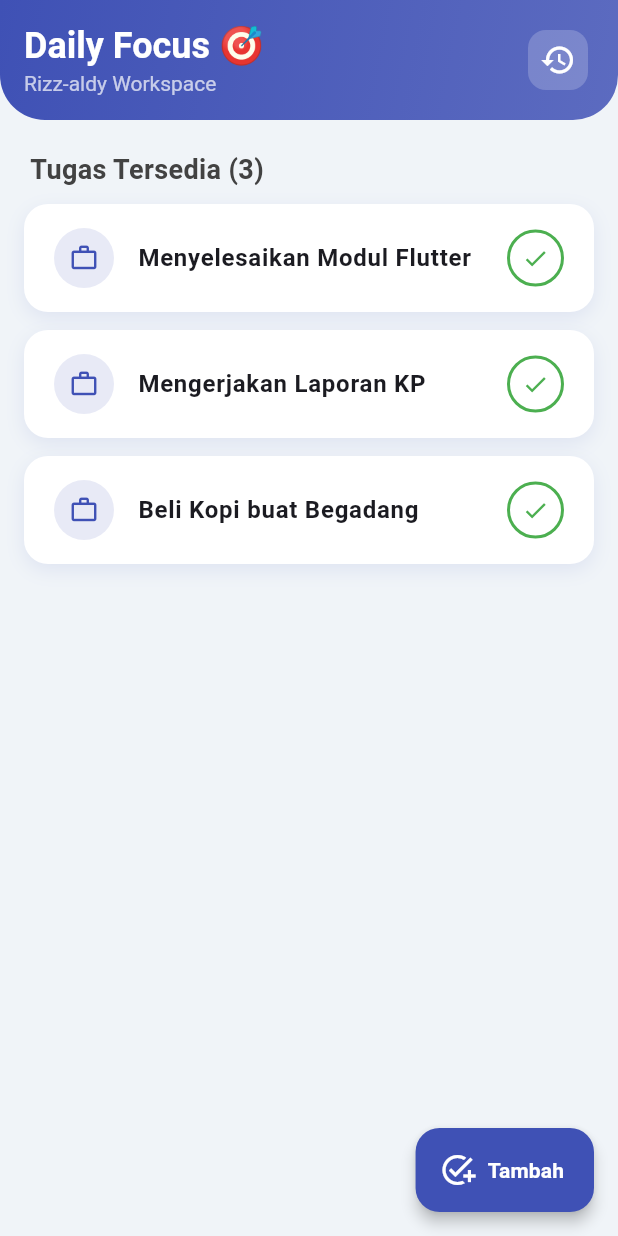
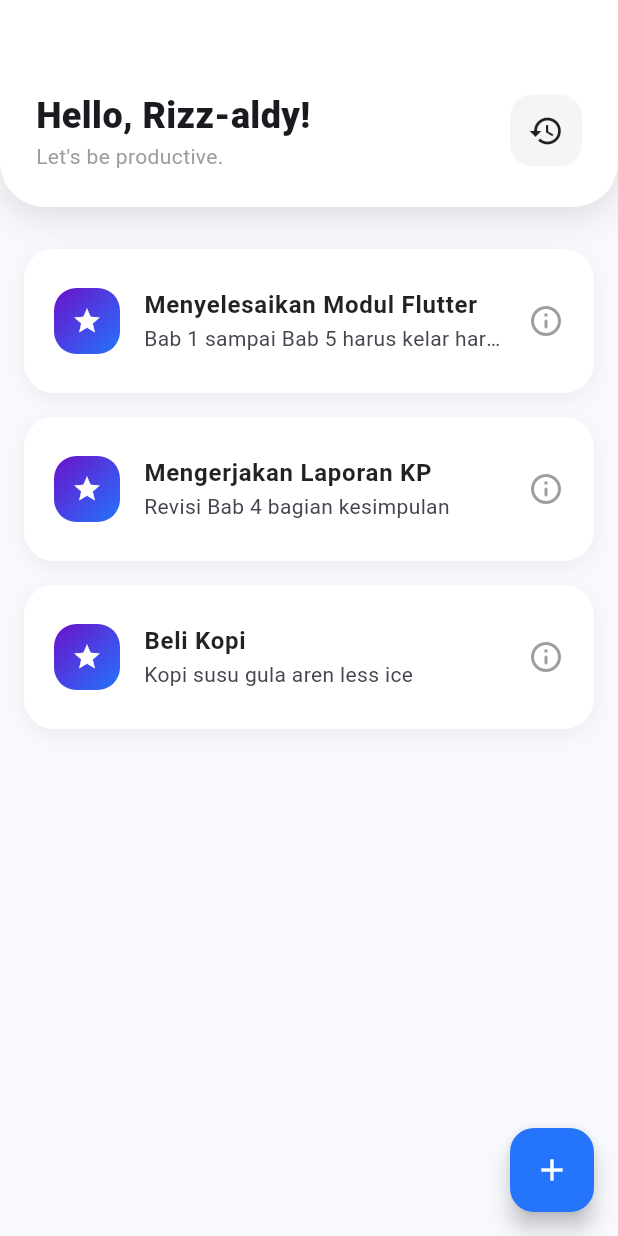
Before and after one commit to IXALS/Todo-list-application, a Flutter app: the screen it shows after launch, on a phone screen of 412 x 824 dp. Run offline on Flutter 3.47's test engine with Material 3 defaults, Android fonts, the phone set to English and light mode, and no system bars.

Commit message:
Major Upgrade: UI Premium, History Feature, & Detail View

```diff
--- a/lib/main.dart
+++ b/lib/main.dart
@@ -16,9 +16,10 @@ class MyApp extends StatelessWidget {
       theme: ThemeData(
         useMaterial3: true,
         colorScheme: ColorScheme.fromSeed(
-          seedColor: Colors.indigo,
+          seedColor: const Color(0xFF2575FC),
           brightness: Brightness.light,
         ),
+        fontFamily: 'Roboto',
       ),
       home: const TodoListScreen(),
     );
--- a/lib/screens/home_screen.dart
+++ b/lib/screens/home_screen.dart
@@ -10,59 +10,101 @@ class TodoListScreen extends StatefulWidget {
 }
 
 class _TodoListScreenState extends State<TodoListScreen> {
-  final GlobalKey<AnimatedListState> _listKey = GlobalKey<AnimatedListState>();
-
+  // DATA DISIMPAN SEBAGAI: "Judul|||Deskripsi"
   final List<String> _tugasRizzaldy = [
-    'Menyelesaikan Modul Flutter',
-    'Mengerjakan Laporan KP',
-    'Beli Kopi buat Begadang',
+    'Menyelesaikan Modul Flutter|||Bab 1 sampai Bab 5 harus kelar hari ini',
+    'Mengerjakan Laporan KP|||Revisi Bab 4 bagian kesimpulan',
+    'Beli Kopi|||Kopi susu gula aren less ice',
   ];
 
   final List<String> _riwayatRizzaldy = [];
-  final TextEditingController _inputController = TextEditingController();
+  final TextEditingController _judulController = TextEditingController();
+  final TextEditingController _deskripsiController = TextEditingController();
+
+  // --- LOGIKA ---
 
   void _tambahTugas() {
-    if (_inputController.text.isNotEmpty) {
-      _tugasRizzaldy.insert(0, _inputController.text);
-      _listKey.currentState?.insertItem(0, duration: const Duration(milliseconds: 600));
-      _inputController.clear();
+    if (_judulController.text.isNotEmpty) {
+      // GABUNGKAN JUDUL DAN DESKRIPSI DENGAN '|||'
+      String fullData = "${_judulController.text}|||${_deskripsiController.text}";
+
+      setState(() {
+        _tugasRizzaldy.insert(0, fullData);
+      });
+      _judulController.clear();
+      _deskripsiController.clear();
       Navigator.of(context).pop();
     }
   }
 
-  void _selesaikanTugas(int index) {
-    String tugasSelesai = _tugasRizzaldy[index];
+  void _geserSelesai(int index) {
+    String data = _tugasRizzaldy[index];
+    setState(() {
+      _tugasRizzaldy.removeAt(index);
+      _riwayatRizzaldy.insert(0, data);
+    });
+    // Feedback
+    ScaffoldMessenger.of(context).showSnackBar(const SnackBar(content: Text("Mantap! Tugas Selesai ✅"), backgroundColor: Colors.green));
+  }
 
-    _listKey.currentState?.removeItem(
-      index,
-      (context, animation) => TodoItem(
-        task: tugasSelesai,
-        animation: animation,
-        index: index,
-        onCompleted: () {},
-        isRemoving: true
-      ),
-      duration: const Duration(milliseconds: 500),
-    );
-
+  void _geserHapus(int index) {
+    String data = _tugasRizzaldy[index];
+    setState(() {
       _tugasRizzaldy.removeAt(index);
-
-    setState(() {
-      _riwayatRizzaldy.insert(0, tugasSelesai);
     });
-
+    // Feedback Undo
     ScaffoldMessenger.of(context).showSnackBar(
       SnackBar(
-        behavior: SnackBarBehavior.floating,
-        backgroundColor: Colors.indigo,
-        content: Row(
+        content: const Text("Tugas dihapus 🗑️"),
+        backgroundColor: Colors.redAccent,
+        action: SnackBarAction(
+          label: 'UNDO',
+          textColor: Colors.white,
+          onPressed: () => setState(() => _tugasRizzaldy.insert(index, data)),
+        ),
+      ),
+    );
+  }
+
+  // --- UI DIALOGS ---
+
+  void _lihatDetail(String taskString) {
+    List<String> parts = taskString.split('|||');
+    String title = parts[0];
+    String desc = parts.length > 1 && parts[1].isNotEmpty ? parts[1] : "Tidak ada deskripsi tambahan.";
+
+    showModalBottomSheet(
+      context: context,
+      backgroundColor: Colors.white,
+      shape: const RoundedRectangleBorder(borderRadius: BorderRadius.vertical(top: Radius.circular(25))),
+      builder: (context) {
+        return Padding(
+          padding: const EdgeInsets.all(30),
+          child: Column(
+            mainAxisSize: MainAxisSize.min,
+            crossAxisAlignment: CrossAxisAlignment.start,
             children: [
-            const Icon(Icons.check_circle, color: Colors.white),
-            const SizedBox(width: 10),
-            Expanded(child: Text('Selesai: "$tugasSelesai"')),
+              Row(
+                mainAxisAlignment: MainAxisAlignment.spaceBetween,
+                children: [
+                  const Text("Detail Tugas", style: TextStyle(color: Colors.grey, fontWeight: FontWeight.bold)),
+                  IconButton(onPressed: () => Navigator.pop(context), icon: const Icon(Icons.close)),
                 ],
               ),
+              const SizedBox(height: 10),
+              Text(title, style: const TextStyle(fontSize: 24, fontWeight: FontWeight.bold, color: Colors.black87)),
+              const SizedBox(height: 20),
+              Container(
+                width: double.infinity,
+                padding: const EdgeInsets.all(20),
+                decoration: BoxDecoration(color: Colors.blue[50], borderRadius: BorderRadius.circular(15)),
+                child: Text(desc, style: const TextStyle(fontSize: 16, color: Colors.black87, height: 1.5)),
               ),
+              const SizedBox(height: 20),
+            ],
+          ),
+        );
+      },
     );
   }
 
@@ -70,41 +112,53 @@ class _TodoListScreenState extends State<TodoListScreen> {
     showDialog(
       context: context,
       builder: (context) {
-        return AlertDialog(
-          backgroundColor: Colors.white,
-          surfaceTintColor: Colors.white,
-          title: const Text('✨ Target Baru', style: TextStyle(fontWeight: FontWeight.bold)),
-          content: TextField(
-            controller: _inputController,
+        return Dialog(
+          shape: RoundedRectangleBorder(borderRadius: BorderRadius.circular(20)),
+          child: Padding(
+            padding: const EdgeInsets.all(20),
+            child: Column(
+              mainAxisSize: MainAxisSize.min,
+              crossAxisAlignment: CrossAxisAlignment.start,
+              children: [
+                const Text("✨ Target Baru", style: TextStyle(fontSize: 20, fontWeight: FontWeight.bold)),
+                const SizedBox(height: 15),
+                // INPUT JUDUL
+                TextField(
+                  controller: _judulController,
                   autofocus: true,
-            style: const TextStyle(fontSize: 18),
                   decoration: InputDecoration(
-              hintText: "Apa rencanamu?",
-              filled: true,
-              fillColor: Colors.grey[100],
-              border: OutlineInputBorder(
-                borderRadius: BorderRadius.circular(15),
-                borderSide: BorderSide.none,
-              ),
-              prefixIcon: const Icon(Icons.edit_note, color: Colors.indigo),
+                    hintText: "Judul Tugas (Wajib)",
+                    filled: true, fillColor: Colors.grey[100],
+                    border: OutlineInputBorder(borderRadius: BorderRadius.circular(15), borderSide: BorderSide.none),
                   ),
                 ),
-          actions: [
-            TextButton(
-              onPressed: () => Navigator.of(context).pop(),
-              child: const Text('Batal', style: TextStyle(color: Colors.grey)),
+                const SizedBox(height: 10),
+                // INPUT DESKRIPSI
+                TextField(
+                  controller: _deskripsiController,
+                  maxLines: 3,
+                  decoration: InputDecoration(
+                    hintText: "Catatan tambahan (Opsional)...",
+                    filled: true, fillColor: Colors.grey[100],
+                    border: OutlineInputBorder(borderRadius: BorderRadius.circular(15), borderSide: BorderSide.none),
                   ),
-            ElevatedButton.icon(
+                ),
+                const SizedBox(height: 20),
+                Row(
+                  mainAxisAlignment: MainAxisAlignment.end,
+                  children: [
+                    TextButton(onPressed: () => Navigator.pop(context), child: const Text("Batal", style: TextStyle(color: Colors.grey))),
+                    const SizedBox(width: 10),
+                    ElevatedButton(
                       onPressed: _tambahTugas,
-              style: ElevatedButton.styleFrom(
-                backgroundColor: Colors.indigo,
-                foregroundColor: Colors.white,
-                shape: RoundedRectangleBorder(borderRadius: BorderRadius.circular(10)),
-              ),
-              icon: const Icon(Icons.rocket_launch, size: 18),
-              label: const Text('GASKAN'),
+                      style: ElevatedButton.styleFrom(backgroundColor: const Color(0xFF2575FC), foregroundColor: Colors.white),
+                      child: const Text("Simpan"),
                     ),
                   ],
+                ),
+              ],
+            ),
+          ),
         );
       },
     );
@@ -113,118 +167,60 @@ class _TodoListScreenState extends State<TodoListScreen> {
   @override
   Widget build(BuildContext context) {
     return Scaffold(
-      backgroundColor: const Color(0xFFF0F4F8),
-      appBar: AppBar(
-        toolbarHeight: 80,
-        title: const Column(
-          crossAxisAlignment: CrossAxisAlignment.start,
-          children: [
-            Text('Daily Focus 🎯', style: TextStyle(fontWeight: FontWeight.bold, fontSize: 24, color: Colors.white)),
-            Text('Rizz-aldy Workspace', style: TextStyle(fontSize: 14, color: Colors.white70)),
-          ],
-        ),
-        flexibleSpace: Container(
-          decoration: const BoxDecoration(
-            gradient: LinearGradient(
-              colors: [Color(0xFF3F51B5), Color(0xFF5C6BC0)],
-              begin: Alignment.topLeft,
-              end: Alignment.bottomRight,
-            ),
-            borderRadius: BorderRadius.only(
-              bottomLeft: Radius.circular(30),
-              bottomRight: Radius.circular(30),
-            ),
-          ),
-        ),
-        backgroundColor: Colors.transparent,
-        elevation: 0,
-        actions: [
-          Padding(
-            padding: const EdgeInsets.only(right: 16),
-            child: FloatingActionButton.small(
-              heroTag: 'history_btn',
-              onPressed: () {
-                Navigator.of(context).push(PageRouteBuilder(
-                  pageBuilder: (context, animation, secondaryAnimation) => HistoryScreen(historyList: _riwayatRizzaldy),
-                  transitionsBuilder: (context, animation, secondaryAnimation, child) {
-                    return SlideTransition(
-                      position: Tween<Offset>(begin: const Offset(1, 0), end: Offset.zero).animate(animation),
-                      child: child,
-                    );
-                  },
-                ));
-              },
-              backgroundColor: Colors.white.withOpacity(0.2),
-              elevation: 0,
-              child: const Icon(Icons.history, color: Colors.white),
-            ),
-          ),
-        ],
-      ),
-
+      backgroundColor: const Color(0xFFF8F9FD),
       body: Column(
         children: [
-          const SizedBox(height: 20),
-          Padding(
-            padding: const EdgeInsets.symmetric(horizontal: 20),
+          // HEADER (Sama seperti sebelumnya)
+          Container(
+            padding: const EdgeInsets.only(top: 60, left: 24, right: 24, bottom: 24),
+            decoration: const BoxDecoration(
+              color: Colors.white,
+              borderRadius: BorderRadius.vertical(bottom: Radius.circular(30)),
+              boxShadow: [BoxShadow(color: Colors.black12, blurRadius: 20, offset: Offset(0, 5))],
+            ),
             child: Row(
               mainAxisAlignment: MainAxisAlignment.spaceBetween,
               children: [
-                Text(
-                  "Tugas Tersedia (${_tugasRizzaldy.length})",
-                  style: TextStyle(fontSize: 18, fontWeight: FontWeight.bold, color: Colors.grey[800])
+                const Column(crossAxisAlignment: CrossAxisAlignment.start, children: [
+                  Text("Hello, Rizz-aldy!", style: TextStyle(fontSize: 24, fontWeight: FontWeight.w900)),
+                  Text("Let's be productive.", style: TextStyle(fontSize: 14, color: Colors.grey)),
+                ]),
+                InkWell(
+                  onTap: () => Navigator.push(context, MaterialPageRoute(builder: (context) => HistoryScreen(historyList: _riwayatRizzaldy))),
+                  borderRadius: BorderRadius.circular(15),
+                  child: Container(
+                    padding: const EdgeInsets.all(12),
+                    decoration: BoxDecoration(color: Colors.grey[100], borderRadius: BorderRadius.circular(15)),
+                    child: const Icon(Icons.history, color: Colors.black87),
                   ),
+                )
               ],
             ),
           ),
-          const SizedBox(height: 10),
-
+          // LIST
           Expanded(
             child: _tugasRizzaldy.isEmpty
-                ? Center(
-                    child: TweenAnimationBuilder<double>(
-                      tween: Tween(begin: 0.0, end: 1.0),
-                      duration: const Duration(seconds: 1),
-                      builder: (context, value, child) {
-                        return Opacity(
-                          opacity: value,
-                          child: Transform.scale(
-                            scale: value,
-                            child: Column(
-                              mainAxisAlignment: MainAxisAlignment.center,
-                              children: [
-                                Icon(Icons.task_alt, size: 100, color: Colors.indigo.withOpacity(0.5)),
-                                const SizedBox(height: 20),
-                                const Text("Relax! Semua beres 😎", style: TextStyle(fontSize: 16, color: Colors.grey)),
-                              ],
-                            ),
-                          ),
-                        );
-                      },
-                    ),
-                  )
-                : AnimatedList(
-                    key: _listKey,
-                    initialItemCount: _tugasRizzaldy.length,
-                    itemBuilder: (context, index, animation) {
+                ? const Center(child: Text("Semua beres! Santai dulu. 😎", style: TextStyle(color: Colors.grey)))
+                : ListView.builder(
+                    padding: const EdgeInsets.only(top: 20),
+                    itemCount: _tugasRizzaldy.length,
+                    itemBuilder: (context, index) {
                       return TodoItem(
-                        task: _tugasRizzaldy[index],
-                        animation: animation,
+                        taskString: _tugasRizzaldy[index], // Kirim string mentah
                         index: index,
-                        onCompleted: () => _selesaikanTugas(index),
+                        onSwipeSelesai: _geserSelesai, // Kanan
+                        onSwipeHapus: _geserHapus,     // Kiri
+                        onTapDetail: () => _lihatDetail(_tugasRizzaldy[index]), // Klik
                       );
                     },
                   ),
           ),
         ],
       ),
-
-      floatingActionButton: FloatingActionButton.extended(
+      floatingActionButton: FloatingActionButton(
         onPressed: _tampilkanDialogInput,
-        backgroundColor: Colors.indigo,
-        elevation: 4,
-        icon: const Icon(Icons.add_task, color: Colors.white),
-        label: const Text('Tambah', style: TextStyle(color: Colors.white, fontWeight: FontWeight.bold)),
+        backgroundColor: const Color(0xFF2575FC),
+        child: const Icon(Icons.add, color: Colors.white),
       ),
     );
   }
--- a/lib/widgets/todo_item.dart
+++ b/lib/widgets/todo_item.dart
@@ -1,71 +1,115 @@
 import 'package:flutter/material.dart';
 
 class TodoItem extends StatelessWidget {
-  final String task;
-  final Animation<double> animation;
+  final String taskString; // Isinya: "Judul|||Deskripsi"
   final int index;
-  final VoidCallback onCompleted;
-  final bool isRemoving;
+  final Function(int) onSwipeSelesai; // Geser Kanan (Hijau)
+  final Function(int) onSwipeHapus;   // Geser Kiri (Merah)
+  final Function() onTapDetail;       // Klik buat lihat detail
 
   const TodoItem({
     super.key,
-    required this.task,
-    required this.animation,
+    required this.taskString,
     required this.index,
-    required this.onCompleted,
-    this.isRemoving = false,
+    required this.onSwipeSelesai,
+    required this.onSwipeHapus,
+    required this.onTapDetail,
   });
 
   @override
   Widget build(BuildContext context) {
-    return SlideTransition(
-      position: Tween<Offset>(
-        begin: const Offset(-1, 0),
-        end: Offset.zero,
-      ).animate(CurvedAnimation(parent: animation, curve: Curves.easeOutQuart)),
+    // 1. Pecah Data (Judul vs Deskripsi)
+    List<String> parts = taskString.split('|||');
+    String title = parts[0];
+    String desc = parts.length > 1 ? parts[1] : '';
 
-      child: FadeTransition(
-        opacity: animation,
+    return Dismissible(
+      key: Key(taskString + index.toString()),
+
+      // 2. Background Geser Kanan (SELESAI - HIJAU)
+      background: Container(
+        margin: const EdgeInsets.symmetric(vertical: 8, horizontal: 16),
+        decoration: BoxDecoration(
+          color: const Color(0xFF00C853),
+          borderRadius: BorderRadius.circular(20),
+        ),
+        padding: const EdgeInsets.only(left: 24),
+        alignment: Alignment.centerLeft,
+        child: const Row(
+          children: [
+            Icon(Icons.check_circle, color: Colors.white, size: 30),
+            SizedBox(width: 10),
+            Text("Selesai!", style: TextStyle(color: Colors.white, fontWeight: FontWeight.bold)),
+          ],
+        ),
+      ),
+
+      // 3. Background Geser Kiri (HAPUS - MERAH)
+      secondaryBackground: Container(
+        margin: const EdgeInsets.symmetric(vertical: 8, horizontal: 16),
+        decoration: BoxDecoration(
+          color: const Color(0xFFFF3D00), // Merah terang
+          borderRadius: BorderRadius.circular(20),
+        ),
+        padding: const EdgeInsets.only(right: 24),
+        alignment: Alignment.centerRight,
+        child: const Row(
+          mainAxisAlignment: MainAxisAlignment.end,
+          children: [
+            Text("Hapus", style: TextStyle(color: Colors.white, fontWeight: FontWeight.bold)),
+            SizedBox(width: 10),
+            Icon(Icons.delete_forever, color: Colors.white, size: 30),
+          ],
+        ),
+      ),
+
+      // 4. Logika Arah Geser
+      onDismissed: (direction) {
+        if (direction == DismissDirection.startToEnd) {
+          onSwipeSelesai(index); // Ke Kanan -> Selesai
+        } else {
+          onSwipeHapus(index);   // Ke Kiri -> Hapus
+        }
+      },
+
+      // 5. Tampilan Kartu
+      child: GestureDetector(
+        onTap: onTapDetail, // Klik buat lihat detail
         child: Container(
-          margin: const EdgeInsets.only(bottom: 12, left: 16, right: 16),
+          margin: const EdgeInsets.symmetric(vertical: 8, horizontal: 16),
           decoration: BoxDecoration(
             color: Colors.white,
-            borderRadius: BorderRadius.circular(16),
+            borderRadius: BorderRadius.circular(20),
             boxShadow: [
               BoxShadow(
-                color: isRemoving ? Colors.green.withOpacity(0.3) : Colors.indigo.withOpacity(0.1),
+                color: Colors.black.withOpacity(0.05),
                 blurRadius: 10,
                 offset: const Offset(0, 4),
               ),
             ],
           ),
           child: ListTile(
-            contentPadding: const EdgeInsets.symmetric(horizontal: 20, vertical: 8),
+            contentPadding: const EdgeInsets.symmetric(horizontal: 20, vertical: 12),
             leading: Container(
-              padding: const EdgeInsets.all(10),
+              padding: const EdgeInsets.all(12),
               decoration: BoxDecoration(
-                color: Colors.indigo[50],
-                shape: BoxShape.circle,
+                gradient: const LinearGradient(
+                  colors: [Color(0xFF6A11CB), Color(0xFF2575FC)],
+                  begin: Alignment.topLeft,
+                  end: Alignment.bottomRight,
+                ),
+                borderRadius: BorderRadius.circular(15),
               ),
-              child: const Icon(Icons.work_outline, color: Colors.indigo, size: 20),
+              child: const Icon(Icons.star, color: Colors.white, size: 20),
             ),
             title: Text(
-              task,
-              style: const TextStyle(fontWeight: FontWeight.w600, fontSize: 16),
+              title,
+              style: const TextStyle(fontWeight: FontWeight.bold, fontSize: 16, color: Colors.black87),
             ),
-            trailing: InkWell(
-              onTap: onCompleted,
-              borderRadius: BorderRadius.circular(30),
-              child: Container(
-                padding: const EdgeInsets.all(8),
-                decoration: BoxDecoration(
-                  color: Colors.white,
-                  border: Border.all(color: Colors.green, width: 2),
-                  shape: BoxShape.circle,
-                ),
-                child: const Icon(Icons.check, color: Colors.green, size: 18),
-              ),
-            ),
+            subtitle: desc.isNotEmpty
+              ? Text(desc, maxLines: 1, overflow: TextOverflow.ellipsis)
+              : null,
+            trailing: const Icon(Icons.info_outline_rounded, color: Colors.grey),
           ),
         ),
       ),
```
Also changed, not shown: lib/screens/history_screen.dart (+39 -23 lines). Lines whose indentation alone changed are shown as unchanged.
